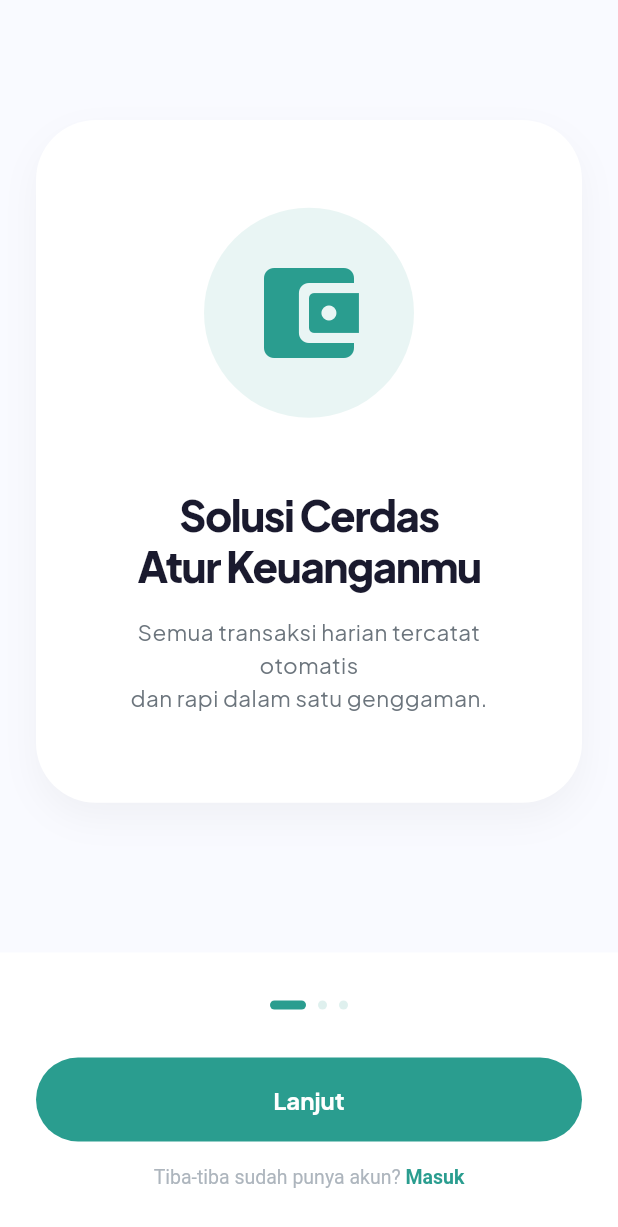
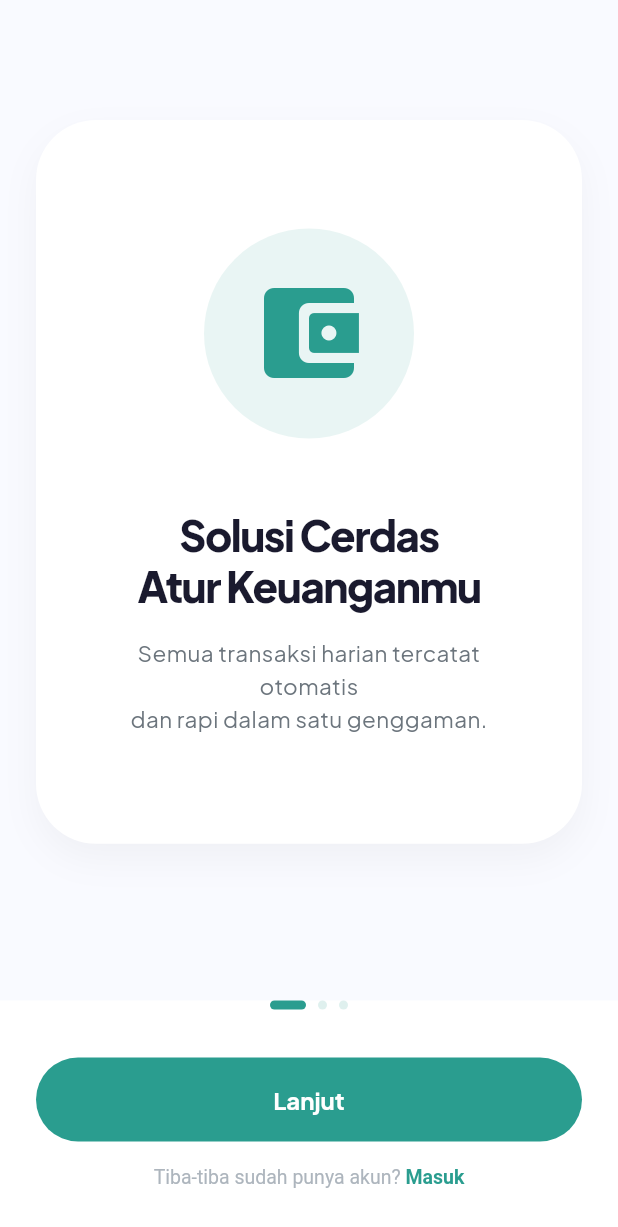
Before and after one commit to MyusiZ3/MyDuitGweh, a Flutter app: the screen it shows after launch, on a phone screen of 412 x 824 dp. Shown: the top 1227 px of the screen. Run offline on Flutter 3.47's test engine with Material 3 defaults, Android fonts, the phone set to English and light mode, and no system bars; our stand-ins replace cloud_firestore, firebase_auth, firebase_core, google_fonts, google_sign_in, pdf and 2 more; accounts and stored records are empty.

Commit message:
fix: wrap onboarding with SafeArea and improve bottom padding for sheets

```diff
--- a/lib/screens/add_transaction_screen.dart
+++ b/lib/screens/add_transaction_screen.dart
@@ -115,7 +115,7 @@ class _AddTransactionScreenState extends State<AddTransactionScreen> {
     return Container(
       padding: EdgeInsets.only(
         left: 24, right: 24, top: 24,
-        bottom: MediaQuery.of(context).viewInsets.bottom + 24,
+        bottom: MediaQuery.of(context).viewInsets.bottom + MediaQuery.of(context).padding.bottom + 24,
       ),
       decoration: const BoxDecoration(
         color: Colors.white,
--- a/lib/screens/onboarding_screen.dart
+++ b/lib/screens/onboarding_screen.dart
@@ -55,8 +55,10 @@ class _OnboardingScreenState extends State<OnboardingScreen> {
           ),
 
           // Bottom area - Actions
-          Container(
-            padding: const EdgeInsets.symmetric(horizontal: 24, vertical: 32),
+          SafeArea(
+            top: false,
+            child: Container(
+              padding: const EdgeInsets.fromLTRB(24, 0, 24, 32),
               color: Colors.white,
               child: Column(
                 mainAxisSize: MainAxisSize.min,
@@ -121,7 +123,7 @@ class _OnboardingScreenState extends State<OnboardingScreen> {
                         text: 'Tiba-tiba sudah punya akun? ',
                         style: const TextStyle(color: AppColors.textHint, fontSize: 13),
                         children: [
-                        TextSpan(
+                          const TextSpan(
                             text: 'Masuk',
                             style: TextStyle(
                               color: AppColors.primary,
@@ -133,6 +135,7 @@ class _OnboardingScreenState extends State<OnboardingScreen> {
                     ),
                   ),
                 ],
+              ),
             ),
           ),
         ],
--- a/lib/widgets/loading_widget.dart
+++ b/lib/widgets/loading_widget.dart
@@ -83,10 +83,6 @@ class _Dot extends StatelessWidget {
     return AnimatedBuilder(
       animation: controller,
       builder: (context, child) {
-        final double opacity = ((controller.value - delay).clamp(0.0, 1.0));
-        // Simple sine wave for bounce effect
-        final double transform = 1.0 - (0.3 * (1.0 - opacity));
-
         return Container(
           margin: const EdgeInsets.symmetric(horizontal: 4),
           height: 8,
```
Lines whose indentation alone changed are shown as unchanged.
